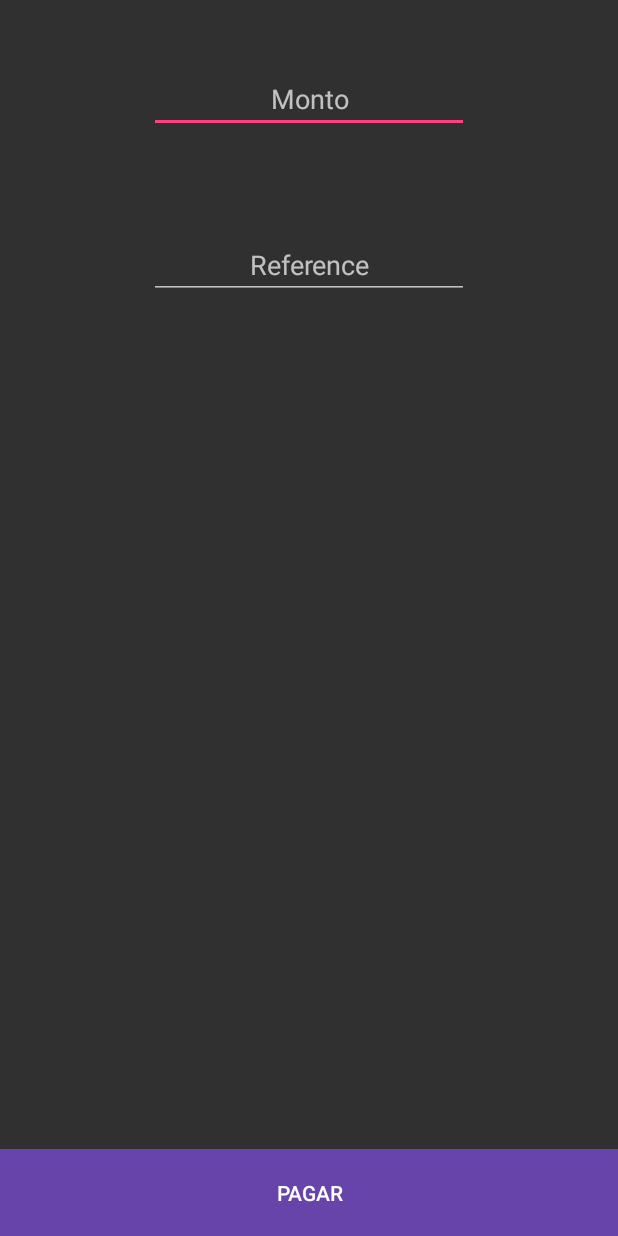
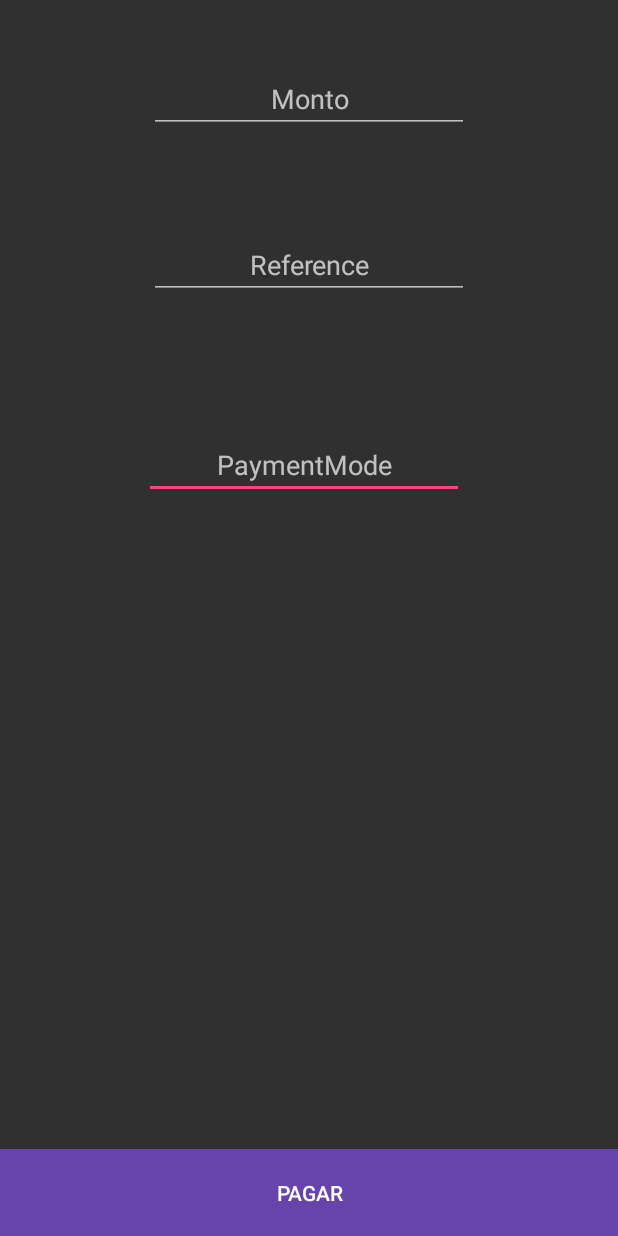
Before and after one commit to felipeReverb/android-intelliDemo, an Android app: the ThirdActivity screen opened directly, with no data from a screen before it, after a tap on "PAGAR", on a phone screen of 412 x 824 dp. Run offline under Robolectric (Android 15) with nearby library versions, the phone set to English and light mode, and no system bars; 2 statements that could not run were skipped.

```diff
--- a/app/build.gradle
+++ b/app/build.gradle
@@ -28,4 +28,5 @@ dependencies {
     androidTestImplementation 'androidx.test.espresso:espresso-core:3.1.1'
     implementation 'androidx.recyclerview:recyclerview:1.1.0'
     implementation 'androidx.gridlayout:gridlayout:1.0.0'
+    implementation 'com.google.code.gson:gson:2.8.6'
 }
--- a/app/src/main/java/com/example/myapplication3/ThirdActivity.java
+++ b/app/src/main/java/com/example/myapplication3/ThirdActivity.java
@@ -1,8 +1,6 @@
 package com.example.myapplication3;
 
-import androidx.appcompat.app.AppCompatActivity;
 import android.content.Intent;
-import android.content.pm.PackageManager;
 import android.net.Uri;
 import android.os.Bundle;
 import android.view.View;
@@ -10,12 +8,21 @@ import android.widget.Button;
 import android.widget.EditText;
 import android.widget.TextView;
 
+import androidx.appcompat.app.AppCompatActivity;
+
+import com.google.gson.Gson;
+
+
 public class ThirdActivity extends AppCompatActivity {
 
     private EditText montoVenta;
     private EditText referenceVenta;
+    private EditText PaymentMode;
     private Button btnPay;
     private TextView txtDisplayVenta;
+    private static int PAYMENT_PROCESS_RESULT = 111;
+    private static int REPORT_PROCESS_RESULT = 322;
+    private static int CARD_PROCESS_RESULT = 422;
 
     @Override
     protected void onCreate(Bundle savedInstanceState) {
@@ -25,6 +32,7 @@ public class ThirdActivity extends AppCompatActivity {
 
         montoVenta = (EditText) findViewById(R.id.montoVenta);
         referenceVenta = (EditText) findViewById(R.id.referenceVenta);
+        PaymentMode = (EditText) findViewById(R.id.PaymentMode);
         btnPay = (Button) findViewById(R.id.imageButtonPay);
         txtDisplayVenta = (TextView) findViewById(R.id.resultVenta);
 
@@ -35,10 +43,35 @@ public class ThirdActivity extends AppCompatActivity {
                 //String trxType = "1";
                 String monto = montoVenta.getText().toString();
                 String reference = referenceVenta.getText().toString();
-                String uri2 = "https://execute-payment/pay?License=5FW3fT5v-R7G3&TrxType=1&PType=1&TrxCurrency=1&TrxAmount="+monto+"&TrxReference="+reference+"Factura100&TrxFValue=E1&TrxUser=Cajero1&TrxPaymentMode=0,3";
+                String formaPago = PaymentMode.getText().toString();
+                String uri3 = "https://integration.intelipos.io/payment/sale";
+                //En la línea 49 se muestra la forma de petición URI que se usaba en versiones anteriores.
+                //String uri2 = "https://execute-payment/pay?License=5FW3fT5v-R7G3&TrxType=1&PType=1&TrxCurrency=1&TrxAmount="+monto+"&TrxReference="+reference+"Factura100&TrxFValue=E1&TrxUser=Cajero1&TrxPaymentMode=0,3";
+                //forma el JSON;
 
-                Intent intentVenta = new Intent(Intent.ACTION_VIEW,Uri.parse(uri2));
-                startActivityForResult(intentVenta,111);
+                //if(formaPago != "")) {
+
+                    ///////////////////////// A Partir de este punto se muestra la forma en que deberá cambiar la petición en JSON.
+                    Gson gson = new Gson();
+                    Transaction transaction = new Transaction("YTFiOWI2ZDktMTFlYy00YjhiLTliMmYtYmI3MDM2ODg2NmYz", monto, "1", reference, uri3, "0");
+                    String json = gson.toJson(transaction);
+
+
+                    //Intent intentVenta = new Intent(Intent.ACTION_VIEW,Uri.parse(uri2));
+                    Intent intentVenta = new Intent(Intent.ACTION_VIEW, Uri.parse(uri3));
+                    intentVenta.putExtra("request", json);
+                    startActivityForResult(intentVenta, PAYMENT_PROCESS_RESULT);
+                /*}else{
+                    Gson gson = new Gson();
+                    Transaction transaction = new Transaction("OGQ4MzJlMjEtZmU0MC00OWIxLThlZWYtNmIwZjQ4MGNiNDg2", monto, "1", reference, uri3,formaPago);
+                    String json = gson.toJson(transaction);
+
+
+                    //Intent intentVenta = new Intent(Intent.ACTION_VIEW,Uri.parse(uri2));
+                    Intent intentVenta = new Intent(Intent.ACTION_VIEW, Uri.parse(uri3));
+                    intentVenta.putExtra("request", json);
+                    startActivityForResult(intentVenta, PAYMENT_PROCESS_RESULT);
+                }*/
 
             }
         });
@@ -50,8 +83,11 @@ public class ThirdActivity extends AppCompatActivity {
     @Override
     protected void onActivityResult(int requestCode, int resultCode, Intent data) {
         super.onActivityResult(requestCode, resultCode, data);
-        if (requestCode == 111) { //Este es el número de Bundle que usaste en el Intent men
-            String TrxResult = data.getStringExtra("TrxResult");
+          // if (requestCode == 111) { //Este es el número de Bundle que usaste en el Intent men
+            if (requestCode == PAYMENT_PROCESS_RESULT) { //Este es el número de Bundle que usaste en el Intent men
+                String response = data.getStringExtra("response");
+                //Transaction.getInstance().initFromJson(response);
+                String TrxResult = data.getStringExtra("TrxResult");
             String TrxAmount = data.getStringExtra("TrxAmount");
             String TrxCard = data.getStringExtra("TrxCard");
             String TrxAuthNumber = data.getStringExtra("TrxAuthNumber");
@@ -66,9 +102,13 @@ public class ThirdActivity extends AppCompatActivity {
             String TrxReference = data.getStringExtra("TrxReference");
             String TrxRoomNbr = data.getStringExtra("TrxRoomNbr");
 
-            txtDisplayVenta.setText("Pago: "+TrxResult+"\n"+"Monto: "+TrxAmount+"\n"+"Autorizacion: "+TrxAuthNumber);
-            montoVenta.setText("");
-            referenceVenta.setText("");
+
+                    //txtDisplayVenta.setText("Pago: "+TrxResult+"\n"+"Monto: "+TrxAmount+"\n"+"Autorizacion: "+TrxAuthNumber+"Tarjeta: "+TrxCard+"\n"+"Num Operacion: "+TrxOrgNumber+"\n"+"response: "+response);
+                txtDisplayVenta.setText("response: "+response);
+                    montoVenta.setText("");
+                    referenceVenta.setText("");
+
+
         }
     }
 
--- a/app/src/main/res/layout/activity_third.xml
+++ b/app/src/main/res/layout/activity_third.xml
@@ -5,6 +5,24 @@
     android:layout_width="match_parent"
     android:layout_height="match_parent"
     tools:context=".ThirdActivity">
+
+    <EditText
+        android:id="@+id/PaymentMode"
+        android:layout_width="wrap_content"
+        android:layout_height="wrap_content"
+        android:layout_below="@id/referenceVenta"
+        android:layout_alignStart="@id/referenceVenta"
+        android:layout_alignLeft="@id/referenceVenta"
+        android:layout_alignEnd="@id/referenceVenta"
+        android:layout_alignRight="@id/referenceVenta"
+        android:layout_marginStart="-3dp"
+        android:layout_marginLeft="-3dp"
+        android:layout_marginTop="88dp"
+        android:layout_marginEnd="3dp"
+        android:layout_marginRight="3dp"
+        android:hint="PaymentMode"
+        android:inputType="text"
+        android:textAlignment="center" />
 
     <EditText
         android:id="@+id/montoVenta"
```
Also changed, not shown: app/src/main/java/com/example/myapplication3/Cancelacion.java (+31 -23 lines), app/src/main/java/com/example/myapplication3/MainActivity.java (+4 -4 lines).
